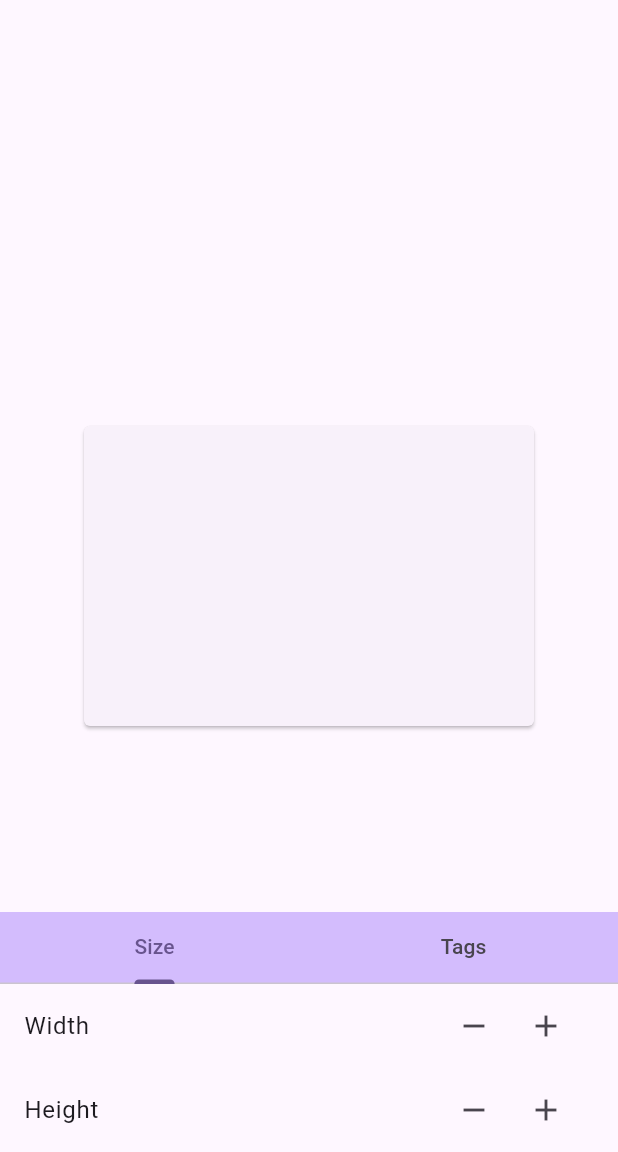
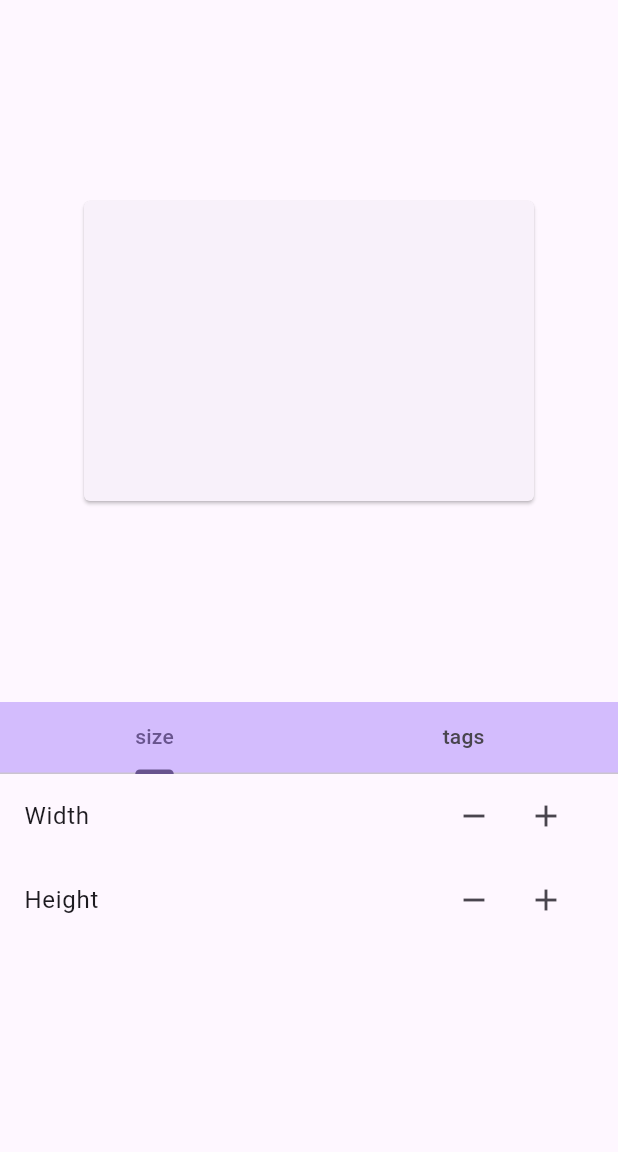
Before and after one commit to YannMancel/template_creator, a Flutter app: the screen it shows after launch, on a phone screen of 412 x 824 dp, the part 84-1236 px from its top. Run offline on Flutter 3.47's test engine with Material 3 defaults, Android fonts, the phone set to English and light mode, and no system bars.

Commit message:
feat: dissociate sections of configuration

```diff
--- a/lib/presentation/home_page.dart
+++ b/lib/presentation/home_page.dart
@@ -17,14 +17,15 @@ class HomePage extends StatelessWidget {
         title: Text(title),
         backgroundColor: Theme.of(context).colorScheme.inversePrimary,
       ),
-      body: const Stack(
-        alignment: Alignment.bottomCenter,
+      body: const Column(
         children: <Widget>[
-          Center(
-            child: TemplateWidget(),
+          Expanded(
+            child: Center(
+              child: TemplateWidget(),
+            ),
           ),
           SizedBox(
-            height: 160.0,
+            height: 300.0,
             child: ConfigurationWidget(),
           ),
         ],
--- a/lib/presentation/widgets/_widgets.dart
+++ b/lib/presentation/widgets/_widgets.dart
@@ -1,3 +1,5 @@
 export 'configuration_widget.dart';
+export 'tags_widget.dart';
 export 'template_logic_widget.dart';
+export 'template_size_widget.dart';
 export 'template_widget.dart';
--- a/lib/presentation/widgets/configuration_widget.dart
+++ b/lib/presentation/widgets/configuration_widget.dart
@@ -4,69 +4,28 @@ import 'package:template_creator/_features.dart';
 class ConfigurationWidget extends StatelessWidget {
   const ConfigurationWidget({super.key});
 
-  void _updateWidthByStep(
-    TemplateLogic logic, {
-    required double step,
-  }) {
-    logic.updateWidth = logic.template.value.size.width + step;
-  }
-
-  void _updateHeightByStep(
-    TemplateLogic logic, {
-    required double step,
-  }) {
-    logic.updateHeight = logic.template.value.size.height + step;
-  }
-
   @override
   Widget build(BuildContext context) {
-    final logic = TemplateLogicWidget.of(context).logic;
+    const kTabMap = <String, Widget>{
+      'size': TemplateSizeWidget(),
+      'tags': TagsWidget(),
+    };
     return DefaultTabController(
-      length: 2,
+      length: kTabMap.length,
       child: Column(
         children: <Widget>[
           ColoredBox(
             color: Theme.of(context).colorScheme.inversePrimary,
-            child: const TabBar(
+            child: TabBar(
               tabs: <Widget>[
-                Tab(text: 'Size'),
-                Tab(text: 'Tags'),
+                for (final text in kTabMap.keys) Tab(text: text),
               ],
             ),
           ),
           Expanded(
             child: TabBarView(
               children: <Widget>[
-                Column(
-                  mainAxisSize: MainAxisSize.min,
-                  children: <Widget>[
-                    ActionOnTemplateSize(
-                      title: 'Width',
-                      onPressedDecrease: () {
-                        _updateWidthByStep(logic, step: -10.0);
-                      },
-                      onPressedIncrease: () {
-                        _updateWidthByStep(logic, step: 10.0);
-                      },
-                    ),
-                    ActionOnTemplateSize(
-                      title: 'Height',
-                      onPressedDecrease: () {
-                        _updateHeightByStep(logic, step: -10.0);
-                      },
-                      onPressedIncrease: () {
-                        _updateHeightByStep(logic, step: 10.0);
-                      },
-                    ),
-                  ],
-                ),
-                Center(
-                  child: ElevatedButton.icon(
-                    onPressed: logic.addTag,
-                    icon: const Icon(Icons.add),
-                    label: const Text('Tag'),
-                  ),
-                ),
+                for (final view in kTabMap.values) view,
               ],
             ),
           ),
@@ -75,35 +34,3 @@ class ConfigurationWidget extends StatelessWidget {
     );
   }
 }
-
-class ActionOnTemplateSize extends StatelessWidget {
-  const ActionOnTemplateSize({
-    super.key,
-    required this.title,
-    required this.onPressedDecrease,
-    required this.onPressedIncrease,
-  });
-
-  final String title;
-  final VoidCallback onPressedDecrease;
-  final VoidCallback onPressedIncrease;
-
-  @override
-  Widget build(BuildContext context) {
-    return ListTile(
-      title: Text(title),
-      trailing: OverflowBar(
-        children: <Widget>[
-          IconButton(
-            onPressed: onPressedDecrease,
-            icon: const Icon(Icons.remove),
-          ),
-          IconButton(
-            onPressed: onPressedIncrease,
-            icon: const Icon(Icons.add),
-          ),
-        ],
-      ),
-    );
-  }
-}
--- /dev/null
+++ b/lib/presentation/widgets/template_size_widget.dart
@@ -0,0 +1,80 @@
+import 'package:flutter/material.dart';
+import 'package:template_creator/_features.dart';
+
+class TemplateSizeWidget extends StatelessWidget {
+  const TemplateSizeWidget({super.key});
+
+  void _updateWidthByStep(
+    TemplateLogic logic, {
+    required double step,
+  }) {
+    logic.updateWidth = logic.template.value.size.width + step;
+  }
+
+  void _updateHeightByStep(
+    TemplateLogic logic, {
+    required double step,
+  }) {
+    logic.updateHeight = logic.template.value.size.height + step;
+  }
+
+  @override
+  Widget build(BuildContext context) {
+    final logic = TemplateLogicWidget.of(context).logic;
+    return Column(
+      mainAxisSize: MainAxisSize.min,
+      children: <Widget>[
+        ActionOnTemplateSize(
+          title: 'Width',
+          onPressedDecrease: () {
+            _updateWidthByStep(logic, step: -10.0);
+          },
+          onPressedIncrease: () {
+            _updateWidthByStep(logic, step: 10.0);
+          },
+        ),
+        ActionOnTemplateSize(
+          title: 'Height',
+          onPressedDecrease: () {
+            _updateHeightByStep(logic, step: -10.0);
+          },
+          onPressedIncrease: () {
+            _updateHeightByStep(logic, step: 10.0);
+          },
+        ),
+      ],
+    );
+  }
+}
+
+class ActionOnTemplateSize extends StatelessWidget {
+  const ActionOnTemplateSize({
+    super.key,
+    required this.title,
+    required this.onPressedDecrease,
+    required this.onPressedIncrease,
+  });
+
+  final String title;
+  final VoidCallback onPressedDecrease;
+  final VoidCallback onPressedIncrease;
+
+  @override
+  Widget build(BuildContext context) {
+    return ListTile(
+      title: Text(title),
+      trailing: OverflowBar(
+        children: <Widget>[
+          IconButton(
+            onPressed: onPressedDecrease,
+            icon: const Icon(Icons.remove),
+          ),
+          IconButton(
+            onPressed: onPressedIncrease,
+            icon: const Icon(Icons.add),
+          ),
+        ],
+      ),
+    );
+  }
+}
```
Also changed, not shown: lib/presentation/widgets/tags_widget.dart (added, +55 -0 lines).
